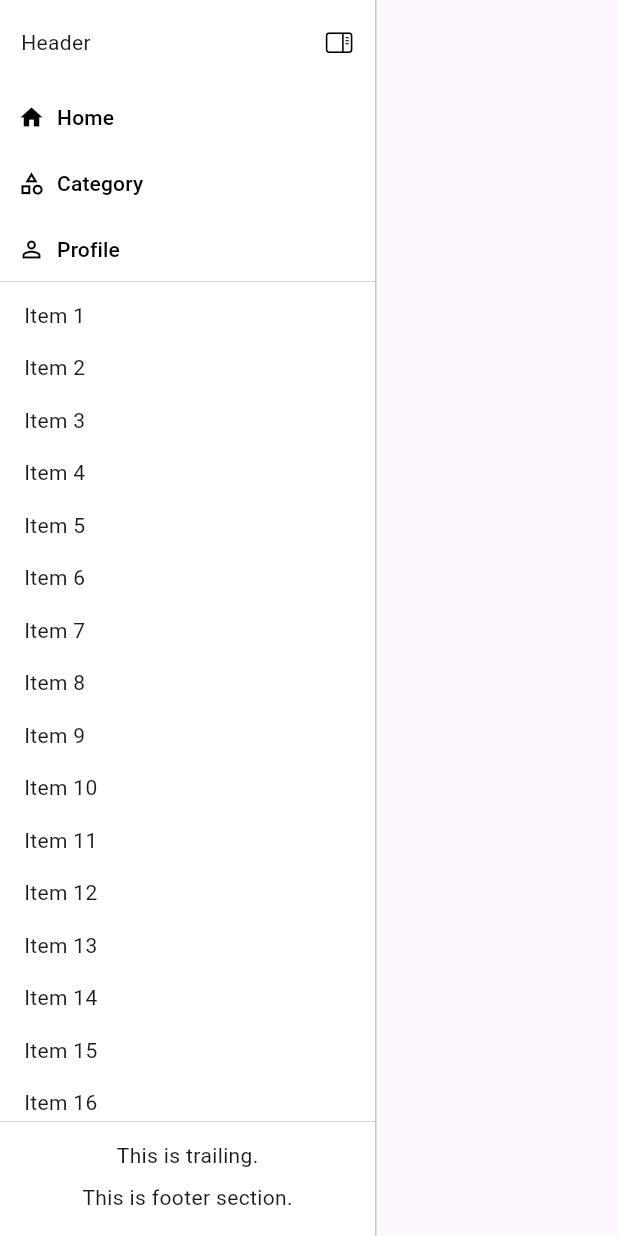
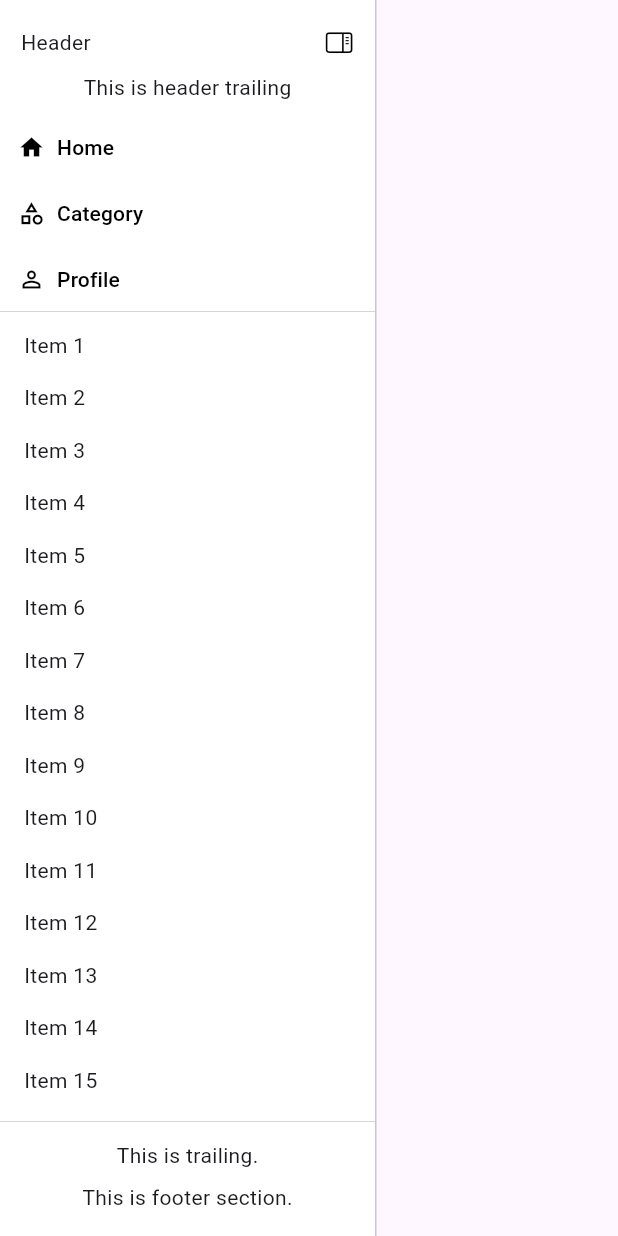
Before and after one commit to fateme-shm/navigation_rail_plus, a Flutter app: the ManualNavigationRail screen opened directly, on a phone screen of 412 x 824 dp. Run offline on Flutter 3.47's test engine with Material 3 defaults, Android fonts, the phone set to English and light mode, and no system bars; our stand-ins replace get.

Commit message:
Feat(header): implement under header widget

```diff
--- a/example/lib/main.dart
+++ b/example/lib/main.dart
@@ -52,7 +52,11 @@ class AutomaticNavigationRail extends StatelessWidget {
         selectedIndex: controller.selectedIndex.value,
         onDestinationSelected: controller.changeIndex,
 
-        navigationHeaderConfig: NavigationHeaderConfig(header: Text('My App')),
+        navigationHeaderConfig: NavigationHeaderConfig(
+          header: Text('My App'),
+          headerTrailing: Text('This is header trailing'),
+          headerCollapsedTrailing: Icon(Icons.abc),
+        ),
 
         navigationLeadingConfig: NavigationLeadingConfig(
           fixLeadingItems: [
@@ -198,7 +202,11 @@ class _ManualNavigationRailState extends State<ManualNavigationRail> {
 
   Widget get _buildNavigationRailPlus {
     return NavigationRailPlus(
-      navigationHeaderConfig: NavigationHeaderConfig(header: Text('Header')),
+      navigationHeaderConfig: NavigationHeaderConfig(
+        header: Text('Header'),
+        headerTrailing: Text('This is header trailing'),
+        headerCollapsedTrailing: Icon(Icons.abc),
+      ),
       selectedIndex: _selectedIndex,
       navigationLeadingConfig: NavigationLeadingConfig(
         fixLeadingItems: [
@@ -287,7 +295,11 @@ class _ManualDrawerState extends State<ManualDrawer> {
   Widget get _buildDrawer {
     return NavigationRailPlus(
       externalScaffoldKey: scaffoldKey,
-      navigationHeaderConfig: NavigationHeaderConfig(header: Text('Header')),
+      navigationHeaderConfig: NavigationHeaderConfig(
+        header: Text('Header'),
+        headerTrailing: Text('This is header trailing'),
+        headerCollapsedTrailing: Icon(Icons.abc),
+      ),
       selectedIndex: _selectedIndex,
       navigationLeadingConfig: NavigationLeadingConfig(
         fixLeadingItems: [
--- a/lib/model/navigation_header_config.dart
+++ b/lib/model/navigation_header_config.dart
@@ -29,6 +29,12 @@ class NavigationHeaderConfig {
   /// Icon used to toggle between expanded and collapsed rail states.
   final Icon? toggleNavigationIcon;
 
+  /// Widget that is under header
+  final Widget? headerTrailing;
+
+  /// Widget that is under header when rail is collapsed
+  final Widget? headerCollapsedTrailing;
+
   NavigationHeaderConfig({
     this.header,
     this.headerIcon,
@@ -37,5 +43,7 @@ class NavigationHeaderConfig {
     this.toggleNavigationIcon,
     this.dividerColor,
     this.needHeaderDivider = false,
+    this.headerTrailing,
+    this.headerCollapsedTrailing,
   });
 }
--- a/lib/widget/navigation_rail_plus.dart
+++ b/lib/widget/navigation_rail_plus.dart
@@ -488,6 +488,15 @@ class _NavigationRailPlusState extends State<NavigationRailPlus> {
                         context.appColorScheme.secondaryContainer,
                   ),
                 ],
+
+                /// Under header widget
+                if (controller.isNavExpanded.value) ...[
+                  widget.navigationHeaderConfig?.headerTrailing ??
+                      const SizedBox.shrink(),
+                ] else ...[
+                  widget.navigationHeaderConfig?.headerCollapsedTrailing ??
+                      const SizedBox.shrink(),
+                ],
               ],
 
               /// Fix leading section
@@ -567,6 +576,15 @@ class _NavigationRailPlusState extends State<NavigationRailPlus> {
                       widget.navigationHeaderConfig?.dividerColor ??
                       context.appColorScheme.secondaryContainer,
                 ),
+              ],
+
+              /// Under header widget
+              if (controller.isNavExpanded.value) ...[
+                widget.navigationHeaderConfig?.headerTrailing ??
+                    const SizedBox.shrink(),
+              ] else ...[
+                widget.navigationHeaderConfig?.headerCollapsedTrailing ??
+                    const SizedBox.shrink(),
               ],
             ],
 
```
